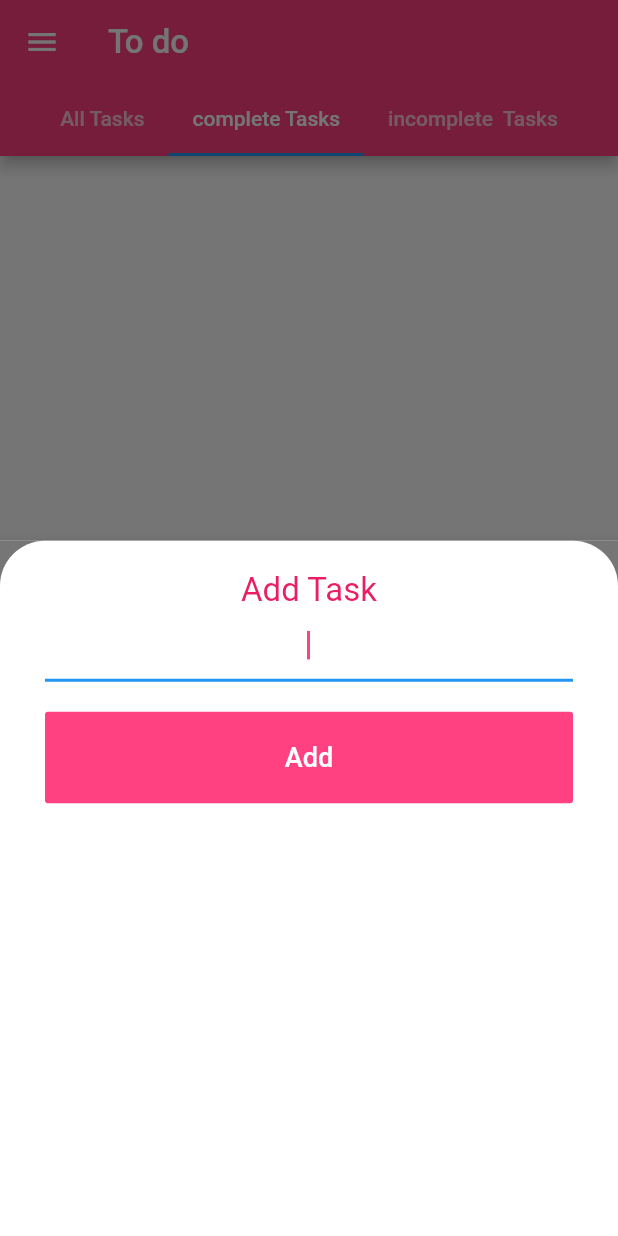
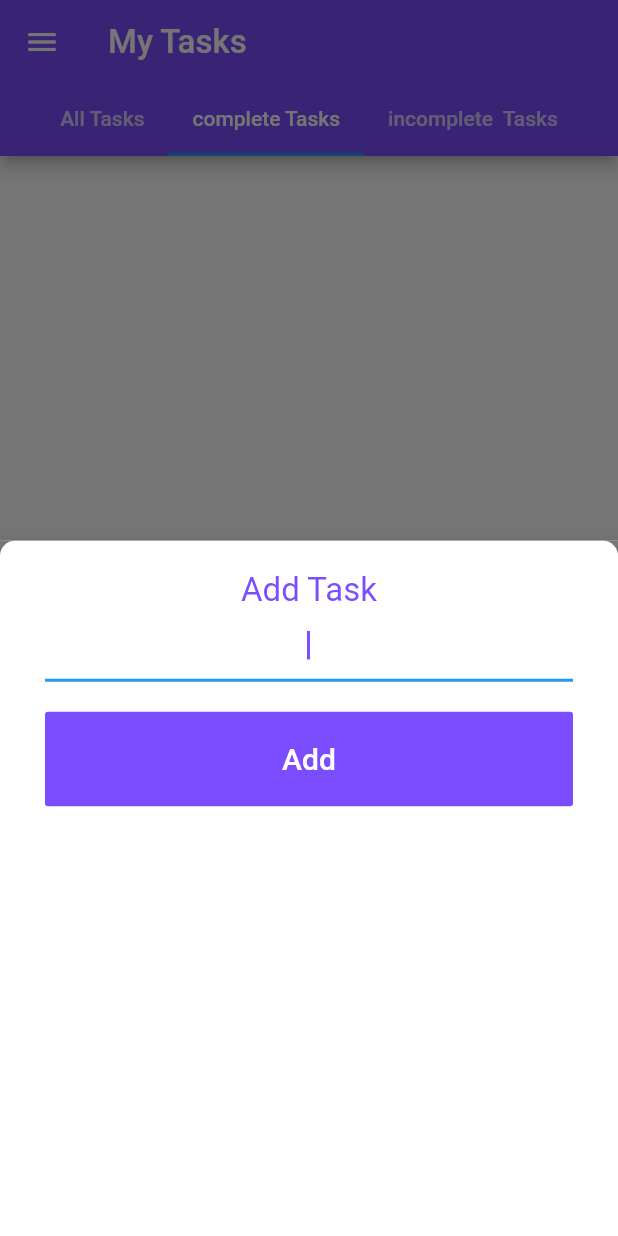
Before and after one commit to ayadwima/flutter_db, a Flutter app: the screen it shows after launch, tab 2 chosen, after a tap on the "add" icon, on a phone screen of 412 x 824 dp. Run offline on Flutter 3.47's test engine with Material 2 defaults, Android fonts, the phone set to English and light mode, and no system bars; our stand-ins replace sqflite; accounts and stored records are empty.

Commit message:
edit project

```diff
--- a/lib/DataBase/DbHelper.dart
+++ b/lib/DataBase/DbHelper.dart
@@ -2,12 +2,12 @@ import 'package:sqflite/sqflite.dart';
 import 'package:shared_sql/model/Task.dart';
 
 class DBHelper {
-   Database database;
-  static final String dbName = '/toDoDb.db';
-  static final String tableName = 'tasks';
-  static final String columnId = 'id';
-  static final String columnName = 'name';
-  static final String columnIsComplete = 'iscomplete';
+  Database database;
+  static final String dbName = '/sql.db';
+  static final String nameTable = 'tasksUser';
+  static final String idColumn = 'id';
+  static final String nameColumn = 'name';
+  static final String isCompleteColumn = 'iscomplete';
 
   Future<Database> initDataBase() async {
     if (database == null) {
@@ -24,7 +24,7 @@ class DBHelper {
       Database database = await openDatabase(path, version: 1,
           onCreate: (Database db, int version) async {
         await db.execute(
-            'CREATE TABLE $tableName ($columnId INTEGER PRIMARY KEY AUTOINCREMENT , $columnName TEXT, $columnIsComplete INTEGER)');
+            'CREATE TABLE $nameTable ($idColumn INTEGER PRIMARY KEY AUTOINCREMENT , $nameColumn TEXT, $isCompleteColumn  INTEGER)');
       });
       return database;
     } catch (e) {
@@ -32,10 +32,10 @@ class DBHelper {
     }
   }
 
-  insertTask(Task task) async {
+  insertTask(UserTask task) async {
     try {
       database = await initDataBase();
-      await database.insert(tableName, task.toJson());
+      await database.insert(nameTable, task.toJson());
     } catch (e) {
       print(e);
     }
@@ -43,33 +43,33 @@ class DBHelper {
 
   Future<List<Map>> getAllTasks() async {
     database = await initDataBase();
-    List<Map> resault = await database.query(tableName);
+    List<Map> resault = await database.query(nameTable);
     return resault;
   }
 
   Future<List<Map>> getTaskType(int isComplete) async {
     try {
       database = await initDataBase();
-      List<Map> resault = await database.query(tableName,
-          where: '$columnIsComplete=?', whereArgs: [isComplete]);
+      List<Map> resault = await database.query(nameTable,
+          where: '$isCompleteColumn=?', whereArgs: [isComplete]);
       return resault;
     } catch (e) {
       print(e);
     }
   }
 
-  updateTask(Task task) async {
+  deleteTask(int id) async {
     try {
       database = await initDataBase();
-      database.update(tableName, task.toJson(),
-          where: '$columnId=?', whereArgs: [task.id]);
+      database.delete(nameTable, where: '$idColumn=?', whereArgs: [id]);
     } catch (e) {}
   }
 
-  deleteTask(int id) async {
+  updateTask(UserTask task) async {
     try {
       database = await initDataBase();
-      database.delete(tableName, where: '$columnId=?', whereArgs: [id]);
+      database.update(nameTable, task.toJson(),
+          where: '$idColumn=?', whereArgs: [task.id]);
     } catch (e) {}
   }
 }
--- a/lib/model/Task.dart
+++ b/lib/model/Task.dart
@@ -1,15 +1,15 @@
 import 'package:shared_sql/DataBase/DbHelper.dart';
 
-class Task {
+class UserTask {
   int id;
-  String taskName;
-  bool isComplete;
-  Task({this.id, this.taskName, this.isComplete});
+  String taskUser;
+  bool isCompleteTask;
+  UserTask({this.id, this.taskUser, this.isCompleteTask});
   toJson() {
     return {
-      DBHelper.columnId: this.id,
-      DBHelper.columnName: this.taskName,
-      DBHelper.columnIsComplete: this.isComplete ? 1 : 0
+      DBHelper.idColumn: this.id,
+      DBHelper.nameColumn: this.taskUser,
+      DBHelper.isCompleteColumn: this.isCompleteTask ? 1 : 0
     };
   }
 }
--- a/lib/model/widgets/AddTask.dart
+++ b/lib/model/widgets/AddTask.dart
@@ -15,14 +15,15 @@ class _NewTaskState extends State<NewTask> {
 
   @override
   Widget build(BuildContext context) {
-    String newTaskTitle;
+     var c = TextEditingController();
+    String newTaskTitle="Task 1";
     return Container(
-      color: Color(0xFF767676),
+      color: Color(0xFF787878),
       child: Container(
         decoration: BoxDecoration(
           color: Colors.white,
           borderRadius: BorderRadius.only(
-              topLeft: Radius.circular(30), topRight: Radius.circular(30)),
+              topLeft: Radius.circular(10), topRight: Radius.circular(10)),
         ),
         child: Padding(
           padding: EdgeInsets.only(top: 20),
@@ -34,24 +35,26 @@ class _NewTaskState extends State<NewTask> {
                 Text(
                   'Add Task',
                   textAlign: TextAlign.center,
-                  style: TextStyle(color: Colors.pink, fontSize: 22),
+                  style:
+                      TextStyle(color: Colors.deepPurpleAccent, fontSize: 22),
                 ),
                 TextField(
+                   controller: c,
                   autofocus: true,
-                  cursorColor: Colors.pinkAccent,
+                  cursorColor: Colors.deepPurpleAccent,
                   textAlign: TextAlign.center,
                   onChanged: (value) {
-                    newTaskTitle = value;
+                   newTaskTitle = c.text;
                   },
                 ),
                 SizedBox(
                   height: 20,
                 ),
                 FlatButton(
-                  color: Colors.pinkAccent,
+                  color: Colors.deepPurpleAccent,
                   onPressed: () {
-                    db.insertTask(
-                        Task(taskName: newTaskTitle, isComplete: false));
+                    db.insertTask(UserTask(
+                        taskUser: newTaskTitle, isCompleteTask: false));
                     Navigator.of(context).pushAndRemoveUntil(
                         MaterialPageRoute(builder: (context) => TodoPage()),
                         (Route<dynamic> route) => false);
@@ -60,7 +63,7 @@ class _NewTaskState extends State<NewTask> {
                     padding: EdgeInsets.all(20),
                     child: Text(
                       'Add',
-                      style: TextStyle(color: Colors.white, fontSize: 18),
+                      style: TextStyle(color: Colors.white, fontSize: 20),
                     ),
                   ),
                 )
--- a/lib/screens/FirstScreen.dart
+++ b/lib/screens/FirstScreen.dart
@@ -12,23 +12,25 @@ class TodoPage extends StatelessWidget {
         child: Scaffold(
             drawer: Drawer(),
             floatingActionButton: FloatingActionButton(
-              backgroundColor: Colors.pinkAccent,
+              backgroundColor: Colors.deepPurpleAccent,
               onPressed: () {
                 showModalBottomSheet(
                     context: context,
                     builder: (context) => NewTask(),
-                    elevation: 10.0);
+                    elevation: 8.0);
               },
               child: Icon(Icons.add),
             ),
             appBar: AppBar(
-              title: Text('To do',style:TextStyle(fontSize: 22),),
-              backgroundColor: Colors.pinkAccent,
+              title: Text(
+                'My Tasks',
+                style: TextStyle(fontSize: 22),
+              ),
+              backgroundColor: Colors.deepPurpleAccent,
               bottom: TabBar(
                 tabs: [
                   Tab(
                     text: 'All Tasks',
-
                   ),
                   Tab(
                     text: 'complete Tasks',
@@ -41,7 +43,11 @@ class TodoPage extends StatelessWidget {
               ),
             ),
             body: TabBarView(
-              children: [AllTasksScreen(), CompleteTasksScreen(), InCompleteTasksScreen()],
+              children: [
+                AllTasksScreen(),
+                CompleteTasksScreen(),
+                InCompleteTasksScreen()
+              ],
             )));
   }
 }
```
Also changed, not shown: lib/screens/AllTasks.dart (+16 -8 lines), lib/screens/CompleteTasks.dart (+16 -8 lines), lib/screens/InCompleteTasks.dart (+16 -8 lines).
